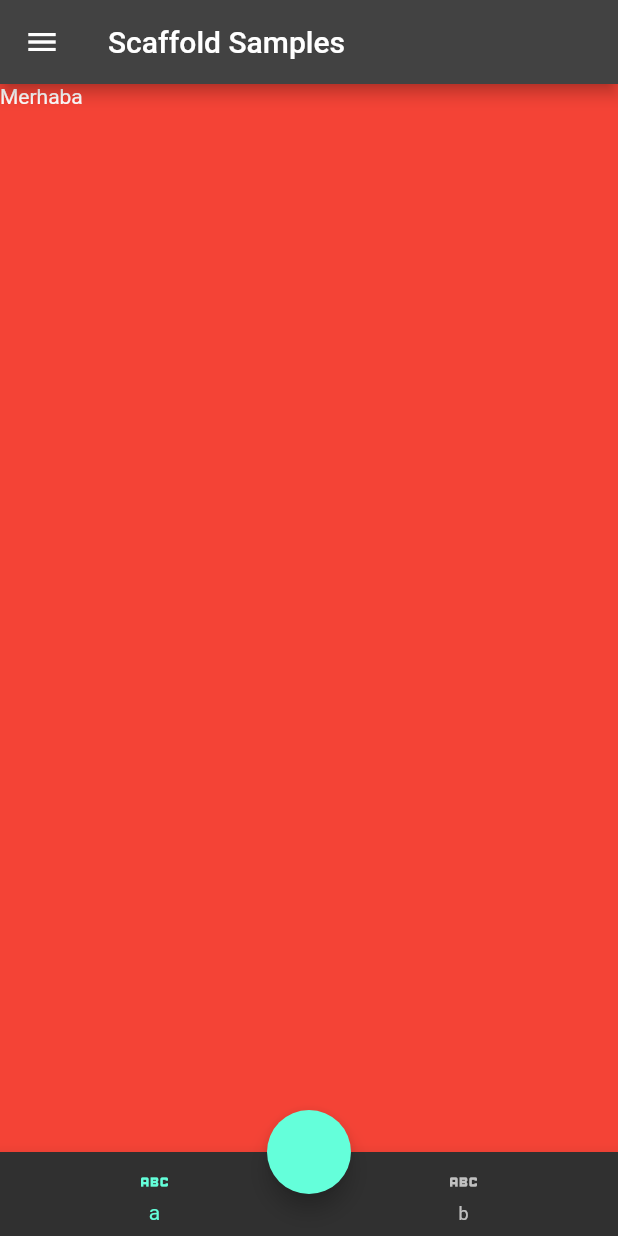
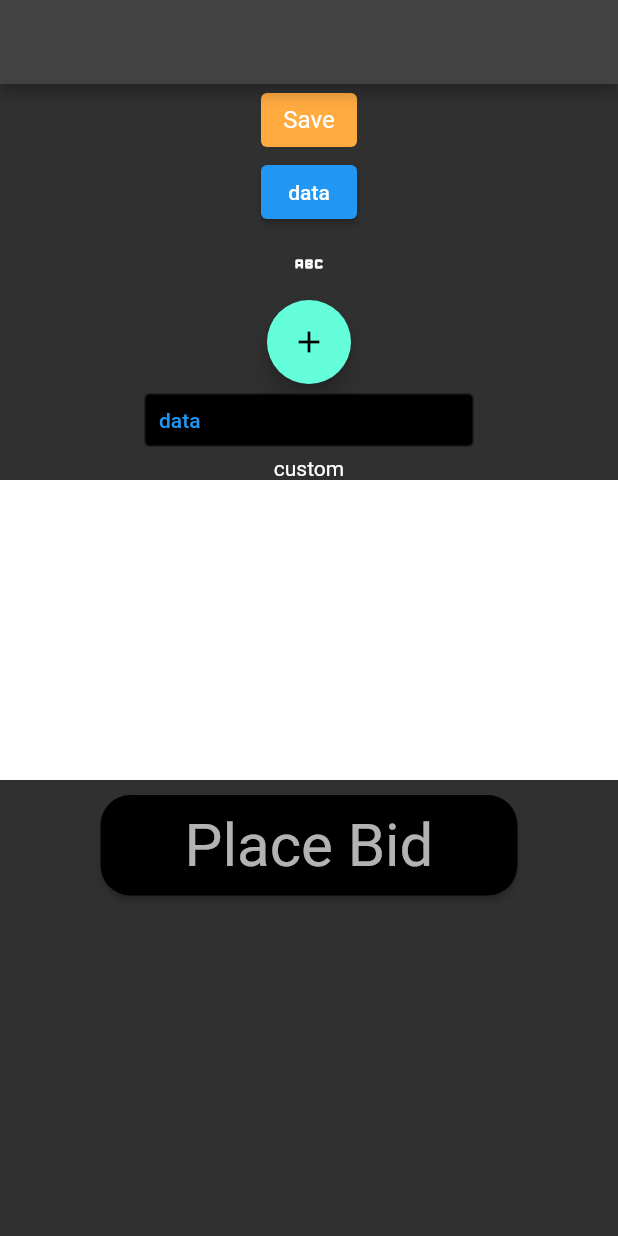
Before and after one commit to onalanrecep/zero_to_hero_flutter, a Flutter app: the screen it shows after launch, on a phone screen of 412 x 824 dp. Run offline on Flutter 3.47's test engine with Material 2 defaults, Android fonts, the phone set to English and light mode, and no system bars.

Commit message:
Button_Learn_Completed

```diff
--- /dev/null
+++ b/lib/101/button_learn.dart
@@ -0,0 +1,65 @@
+import 'package:flutter/material.dart';
+
+class ButtonLearn extends StatelessWidget {
+  const ButtonLearn({super.key});
+
+  @override
+  Widget build(BuildContext context) {
+    return Scaffold(
+      appBar: AppBar(),
+      body: Column(
+        children: [
+          TextButton(
+            onPressed: () {},
+            child: Text('Save', style: Theme.of(context).textTheme.titleMedium),
+            style: ButtonStyle(
+              backgroundColor: MaterialStateProperty.resolveWith((states) {
+                if (states.contains(MaterialState.pressed)) {
+                  return Colors.blue;
+                }
+                return Colors.orangeAccent;
+              }),
+            ),
+          ),
+          ElevatedButton(onPressed: () {}, child: const Text('data')),
+          IconButton(onPressed: () {}, icon: const Icon(Icons.abc_rounded)),
+          FloatingActionButton(
+            onPressed: () {},
+            child: const Icon(Icons.add),
+          ),
+          OutlinedButton(
+              style: OutlinedButton.styleFrom(
+                  backgroundColor: Colors.black,
+                  //shape: const CircleBorder(),
+                  padding: const EdgeInsets.all(10)),
+              onPressed: () {},
+              child: const SizedBox(width: 200, child: Text('data'))),
+          InkWell(
+            onTap: () {},
+            child: const Text('custom'),
+          ),
+          Container(
+            height: 200,
+            color: Colors.white,
+          ),
+          const SizedBox(height: 10),
+          ElevatedButton(
+            style: ElevatedButton.styleFrom(
+                backgroundColor: Colors.black,
+                shape: const RoundedRectangleBorder(
+                    borderRadius: BorderRadius.all(Radius.circular(20)))),
+            onPressed: () {},
+            child: Padding(
+              padding: const EdgeInsets.only(
+                  top: 10, bottom: 10, right: 40, left: 40),
+              child: Text(
+                'Place Bid',
+                style: Theme.of(context).textTheme.headlineLarge,
+              ),
+            ),
+          )
+        ],
+      ),
+    );
+  }
+}
--- a/lib/main.dart
+++ b/lib/main.dart
@@ -1,7 +1,8 @@
 import 'package:flutter/material.dart';
-import 'package:zero_to_hero_flutter/101/container_sized_box_learn.dart';
+import 'package:zero_to_hero_flutter/101/button_learn.dart';
+//import 'package:zero_to_hero_flutter/101/container_sized_box_learn.dart';
 
-import '101/scaffold_learn.dart';
+//import '101/scaffold_learn.dart';
 //import 'package:zero_to_hero_flutter/101/text_learn_view.dart';
 
 void main() {
@@ -17,6 +18,6 @@ class MainApp extends StatelessWidget {
         title: 'FlutterDemo',
         theme: ThemeData.dark(),
         debugShowCheckedModeBanner: false,
-        home: const ScaffoldLearnView());
+        home: const ButtonLearn());
   }
 }
```
